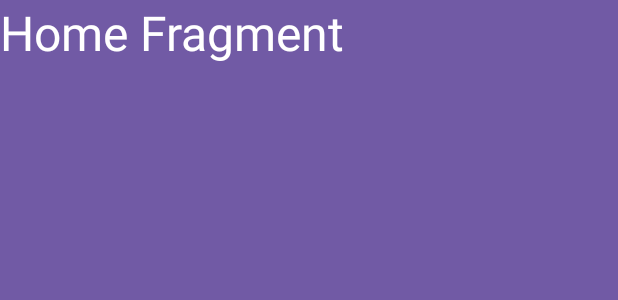
After one commit to yukiodesigns/NavigationDrawerApp, an Android app: the layout fragment_home.xml on its own in the app's theme, with its tools: preview values and no code run, on a phone screen of 412 x 824 dp. The commit adds this screen. Shown: the top 300 px of the screen. Run offline under Robolectric (Android 15) with nearby library versions, the phone set to English and light mode, and no system bars.

Commit message:
Creating fragments

```diff
--- /dev/null
+++ b/app/src/main/res/layout/fragment_home.xml
@@ -0,0 +1,18 @@
+<?xml version="1.0" encoding="utf-8"?>
+<FrameLayout xmlns:android="http://schemas.android.com/apk/res/android"
+    xmlns:tools="http://schemas.android.com/tools"
+    android:layout_width="match_parent"
+    android:layout_height="match_parent"
+    tools:context=".HomeFragment"
+    android:background="#715aa5">
+
+    <!-- TODO: Update blank fragment layout -->
+    <TextView
+        android:layout_width="match_parent"
+        android:layout_height="match_parent"
+        android:text="Home Fragment"
+        android:textSize="32sp"
+        android:textColor="@color/white"
+        />
+
+</FrameLayout>
--- a/app/src/main/res/values/strings.xml
+++ b/app/src/main/res/values/strings.xml
@@ -1,3 +1,5 @@
 <resources>
     <string name="app_name">NavigationDrawer</string>
+    <!-- TODO: Remove or change this placeholder text -->
+    <string name="hello_blank_fragment">Hello blank fragment</string>
 </resources>
```
Also changed, not shown: app/src/main/java/com/example/navigationdrawer/HomeFragment.kt (added, +21 -0 lines), app/src/main/java/com/example/navigationdrawer/LoginFragment.kt (added, +20 -0 lines), app/src/main/java/com/example/navigationdrawer/MessageFragment.kt (added, +20 -0 lines), app/src/main/java/com/example/navigationdrawer/SettingsFragment.kt (added, +19 -0 lines), app/src/main/res/layout/fragment_login.xml (added, +17 -0 lines), app/src/main/res/layout/fragment_message.xml (added, +17 -0 lines), app/src/main/res/layout/fragment_settings.xml (added, +17 -0 lines).
